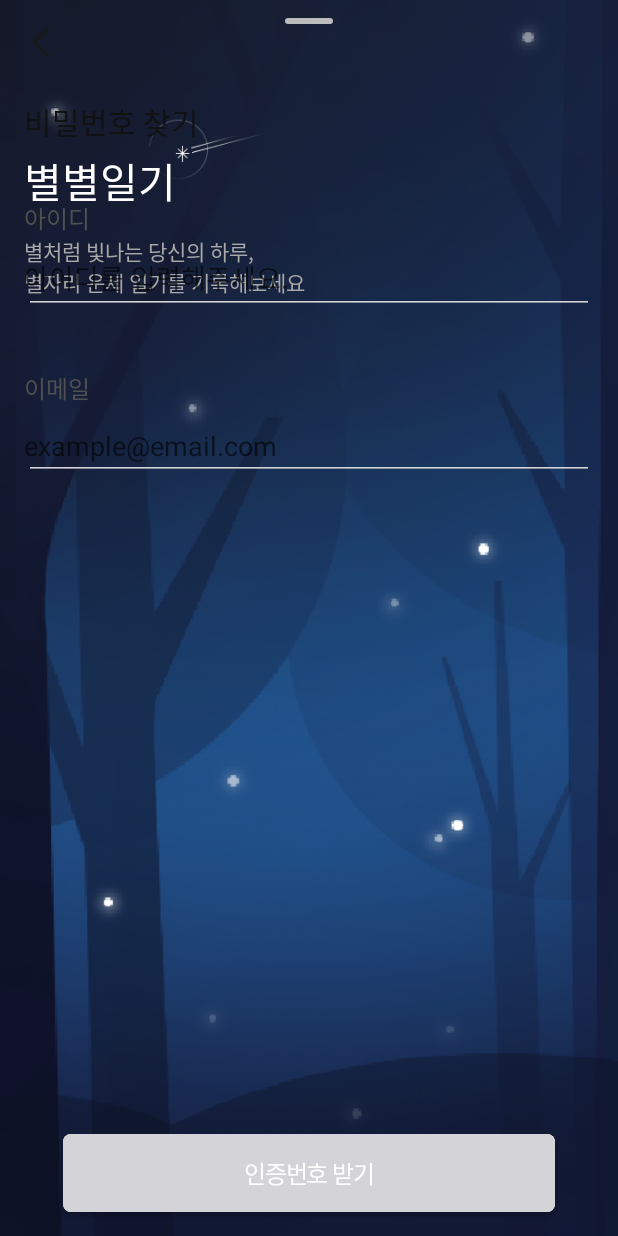
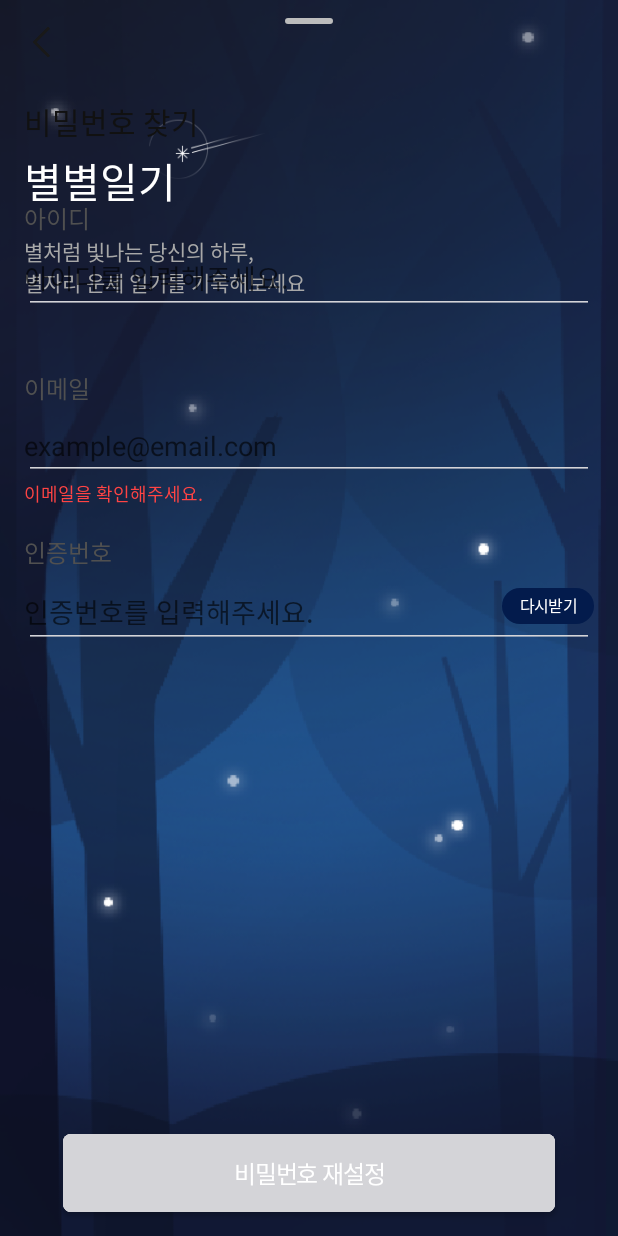
Before and after one commit to mash-up-kr/Constellation-Diary-AOS, an Android app: the fragment ForgotPasswordFragment placed in its activity, on a phone screen of 412 x 824 dp. Run offline under Robolectric (Android 15) with nearby library versions, the phone set to English and light mode, and no system bars; our stand-ins replace RxJava, data binding; 4 statements that could not run were skipped.

Commit message:
Apply DataBinding for ForgotPasswordFragment

```diff
--- a/app/src/main/java/com/mashup/telltostar/data/source/remote/AuthenticationNumberApi.kt
+++ b/app/src/main/java/com/mashup/telltostar/data/source/remote/AuthenticationNumberApi.kt
@@ -15,4 +15,7 @@ interface AuthenticationNumberApi {
 
     @POST("/authentication")
     fun authentication(@Body body: ReqValidationNumber): Single<ResValidationNumber>
+
+    @POST("/authentication-numbers/find-password")
+    fun verificationNumberFindPassword(@Body body: ReqVerificationNumberFindPassword): Completable
 }
--- /dev/null
+++ b/app/src/main/java/com/mashup/telltostar/data/source/remote/ReqVerificationNumberFindPassword.kt
@@ -0,0 +1,6 @@
+package com.mashup.telltostar.data.source.remote
+
+data class ReqVerificationNumberFindPassword(
+    val email: String,
+    val userId: String
+)
--- a/app/src/main/java/com/mashup/telltostar/ui/login/ForgotPasswordFragment.kt
+++ b/app/src/main/java/com/mashup/telltostar/ui/login/ForgotPasswordFragment.kt
@@ -7,28 +7,51 @@ import android.view.View
 import android.view.ViewGroup
 import androidx.core.content.ContextCompat
 import androidx.core.widget.addTextChangedListener
-import androidx.lifecycle.Observer
+import androidx.databinding.DataBindingUtil
+import androidx.databinding.Observable
+import androidx.databinding.ObservableBoolean
 
 import com.mashup.telltostar.R
-import kotlinx.android.synthetic.main.fragment_forgot_password.view.*
+import com.mashup.telltostar.databinding.FragmentForgotPasswordBinding
+import com.mashup.telltostar.util.VibratorUtil
 
 class ForgotPasswordFragment : Fragment() {
-    private lateinit var mRootView: View
+    private lateinit var mBinding: FragmentForgotPasswordBinding
     private lateinit var mFragmentListener: LoginActivity.FragmentListener
+    private val mEditTextEmptyWarningCallback by lazy {
+        object : Observable.OnPropertyChangedCallback() {
+            override fun onPropertyChanged(sender: Observable?, propertyId: Int) {
+                sender?.let {
+                    if ((sender as ObservableBoolean).get()) {
+                        context?.let {
+                            VibratorUtil.vibrate(it)
+                        }
+                    }
+                }
+            }
+        }
+    }
 
     override fun onCreateView(
         inflater: LayoutInflater,
         container: ViewGroup?,
         savedInstanceState: Bundle?
     ): View? {
-        mRootView = inflater.inflate(R.layout.fragment_forgot_password, container, false)
+        mBinding = DataBindingUtil.inflate<FragmentForgotPasswordBinding>(
+            inflater,
+            R.layout.fragment_forgot_password,
+            container,
+            false
+        ).apply {
+            viewModel = ForgotPasswordViewModel
+            fragment = this@ForgotPasswordFragment
+        }
 
         setListeners()
-        setViewModelObserver()
 
-        mRootView.requestVerificationNumberButton.isEnabled = false
+        mBinding.requestVerificationNumberButton.isEnabled = false
 
-        return mRootView
+        return mBinding.root
     }
 
     fun setFragmentListener(listener: LoginActivity.FragmentListener) {
@@ -37,7 +60,7 @@ class ForgotPasswordFragment : Fragment() {
 
     private fun setListeners() {
         with(activity as LoginActivity) {
-            mRootView.arrowBackImageViewContainer.setOnClickListener {
+            mBinding.arrowBackImageViewContainer.setOnClickListener {
                 mFragmentListener.replaceFragment(
                     mLoginFragment,
                     R.anim.enter_from_left,
@@ -46,65 +69,74 @@ class ForgotPasswordFragment : Fragment() {
             }
         }
 
-        mRootView.idEditText.addTextChangedListener {
+        mBinding.idEditText.addTextChangedListener {
             replaceVerificationButtonBackground()
         }
-        mRootView.emailEditText.addTextChangedListener {
+        mBinding.emailEditText.addTextChangedListener {
             replaceVerificationButtonBackground()
         }
-        mRootView.requestVerificationNumberButton.setOnClickListener {
-            performRequestVerificationNumberButtonClick()
+        mBinding.emailEditText.setOnEditorActionListener { v, actionId, event ->
+            performRequestVerificationNumberButtonClick(mBinding.emailEditText)
+
+            false
         }
+        mBinding.viewModel?.isIdEmptyWarningVisibleObservable?.addOnPropertyChangedCallback(
+            mEditTextEmptyWarningCallback
+        )
+        mBinding.viewModel?.isEmailEmptyWarningVisibleObservable?.addOnPropertyChangedCallback(
+            mEditTextEmptyWarningCallback
+        )
     }
 
     private fun replaceVerificationButtonBackground() {
         context?.let {
-            if (mRootView.idEditText.text.isNotEmpty() &&
-                mRootView.emailEditText.text.isNotEmpty()
+            if (mBinding.idEditText.text.isNotEmpty() &&
+                mBinding.emailEditText.text.isNotEmpty()
             ) {
-                mRootView.requestVerificationNumberButton.background =
+                mBinding.requestVerificationNumberButton.background =
                     ContextCompat.getDrawable(
                         it,
                         R.drawable.custom_corner_navy_button
                     )
-                mRootView.requestVerificationNumberButton.isEnabled = true
+                mBinding.requestVerificationNumberButton.setTextColor(
+                    ContextCompat.getColor(
+                        it,
+                        android.R.color.white
+                    )
+                )
+                mBinding.requestVerificationNumberButton.isEnabled = true
             } else {
-                mRootView.requestVerificationNumberButton.background =
+                mBinding.requestVerificationNumberButton.background =
                     ContextCompat.getDrawable(
                         it,
                         R.drawable.custom_corner_silver_button
                     )
-                mRootView.requestVerificationNumberButton.isEnabled = false
+                mBinding.requestVerificationNumberButton.setTextColor(
+                    ContextCompat.getColor(
+                        it,
+                        R.color.brownish_grey_two
+                    )
+                )
+                mBinding.requestVerificationNumberButton.isEnabled = false
             }
         }
     }
 
-    private fun performRequestVerificationNumberButtonClick() {
-        ForgotPasswordViewModel.requestVerificationNumber(
-            mRootView.idEditText.text.toString(),
-            mRootView.emailEditText.text.toString()
+    fun performRequestVerificationNumberButtonClick(view: View) {
+        mBinding.viewModel?.requestVerificationNumber(
+            mBinding.idEditText.text.toString(),
+            mBinding.emailEditText.text.toString()
         )
     }
 
-    private fun setViewModelObserver() {
-        ForgotPasswordViewModel.isIdCheckWarningTextViewVisible.observe(this, Observer {
-            mRootView.checkIdWarningTextView.visibility =
-                if (it) View.VISIBLE
-                else View.GONE
-        })
-        ForgotPasswordViewModel.isEmailCheckWarningTextViewVisible.observe(this, Observer {
-            mRootView.checkEmailWarningTextView.visibility =
-                if (it) View.VISIBLE
-                else View.GONE
-        })
-        ForgotPasswordViewModel.isVerificationNumberInputVisible.observe(this, Observer {
-            if (it) {
-                mRootView.verificationNumberInputConstraintLayout.visibility = View.VISIBLE
-                mRootView.requestVerificationNumberButton.visibility = View.GONE
-                mRootView.resetPasswordButton.visibility = View.VISIBLE
-            } else {
-                mRootView.verificationNumberInputConstraintLayout.visibility = View.GONE
-            }
-        })
+    override fun onDestroy() {
+        mBinding.viewModel?.isIdEmptyWarningVisibleObservable?.removeOnPropertyChangedCallback(
+            mEditTextEmptyWarningCallback
+        )
+        mBinding.viewModel?.isEmailEmptyWarningVisibleObservable?.removeOnPropertyChangedCallback(
+            mEditTextEmptyWarningCallback
+        )
+
+        super.onDestroy()
     }
 }
--- a/app/src/main/java/com/mashup/telltostar/ui/login/ForgotPasswordViewModel.kt
+++ b/app/src/main/java/com/mashup/telltostar/ui/login/ForgotPasswordViewModel.kt
@@ -1,22 +1,88 @@
 package com.mashup.telltostar.ui.login
 
-import androidx.lifecycle.MutableLiveData
+import android.util.Patterns
+import androidx.databinding.ObservableBoolean
+import androidx.databinding.ObservableField
+import com.mashup.telltostar.data.source.remote.ApiProvider
+import com.mashup.telltostar.data.source.remote.ReqVerificationNumberFindPassword
+import io.reactivex.Observable
+import io.reactivex.android.schedulers.AndroidSchedulers
+import io.reactivex.disposables.CompositeDisposable
+import io.reactivex.schedulers.Schedulers
+import java.util.concurrent.TimeUnit
 
 /**
  * Created by hclee on 2020-01-17.
  */
 
 object ForgotPasswordViewModel {
-    val isIdCheckWarningTextViewVisible: MutableLiveData<Boolean> =
-        MutableLiveData<Boolean>(false)
-    val isEmailCheckWarningTextViewVisible: MutableLiveData<Boolean> =
-        MutableLiveData<Boolean>(false)
-    val isVerificationNumberInputVisible: MutableLiveData<Boolean> =
-        MutableLiveData<Boolean>(false)
+    private const val TIMEOUT = 180L
+    private val mCompositeDisposable by lazy {
+        CompositeDisposable()
+    }
+    val isIdEmptyWarningVisibleObservable = ObservableBoolean(false)
+    val isEmailEmptyWarningVisibleObservable = ObservableBoolean(false)
+    val isVerificationNumberRequestedObservable = ObservableBoolean(false)
+    val mRemainTimeObservable = ObservableField<String>()
 
     fun requestVerificationNumber(id: String, email: String) {
+        isIdEmptyWarningVisibleObservable.set(id.isEmpty())
+        isEmailEmptyWarningVisibleObservable.set(email.isEmpty() || isEmailPattern(email).not())
+
         if (id.isNotEmpty() && email.isNotEmpty()) {
-            // TODO: 비밀번호 찾기용 인증번호 요청 API
+            if (isEmailPattern(email)) {
+                mCompositeDisposable.clear()
+                mCompositeDisposable.add(
+                    ApiProvider
+                        .provideAuthenticationNumberApi()
+                        .verificationNumberFindPassword(
+                            ReqVerificationNumberFindPassword(
+                                email,
+                                id
+                            )
+                        )
+                        .subscribeOn(Schedulers.io())
+                        .observeOn(AndroidSchedulers.mainThread())
+                        .subscribe({
+                            isVerificationNumberRequestedObservable.set(true)
+                            requestTimeCount()
+                        }, {
+                            isVerificationNumberRequestedObservable.set(false)
+                        })
+                )
+            }
         }
     }
+
+    private fun requestTimeCount() {
+        mRemainTimeObservable.set(getConvertedTime(TIMEOUT))
+        mCompositeDisposable.add(
+            getIntervalObservable()
+                .map {
+                    getConvertedTime(it)
+                }
+                .observeOn(AndroidSchedulers.mainThread())
+                .subscribe({
+                    mRemainTimeObservable.set(it)
+                }, {
+
+                }, {
+
+                })
+        )
+    }
+
+    private fun getIntervalObservable() =
+        Observable.interval(0, 1000, TimeUnit.MILLISECONDS)
+            .take(TIMEOUT + 1)
+
+    private fun getConvertedTime(time: Long): String {
+        val minute = (TIMEOUT - time) / 60
+        val seconds = (TIMEOUT - time) % 60
+
+        return if (seconds < 10) "$minute:0${seconds}" else "$minute:$seconds"
+    }
+
+    private fun isEmailPattern(inputEmail: String) =
+        Patterns.EMAIL_ADDRESS.matcher(inputEmail).matches()
 }
--- a/app/src/main/res/layout/fragment_forgot_password.xml
+++ b/app/src/main/res/layout/fragment_forgot_password.xml
@@ -1,7 +1,22 @@
 <?xml version="1.0" encoding="utf-8"?>
-<androidx.constraintlayout.widget.ConstraintLayout xmlns:android="http://schemas.android.com/apk/res/android"
+<layout xmlns:android="http://schemas.android.com/apk/res/android"
     xmlns:app="http://schemas.android.com/apk/res-auto"
-    xmlns:tools="http://schemas.android.com/tools"
+    xmlns:tools="http://schemas.android.com/tools">
+
+    <data>
+
+        <import type="android.view.View" />
+
+        <variable
+            name="viewModel"
+            type="com.mashup.telltostar.ui.login.ForgotPasswordViewModel" />
+
+        <variable
+            name="fragment"
+            type="com.mashup.telltostar.ui.login.ForgotPasswordFragment" />
+    </data>
+
+    <androidx.constraintlayout.widget.ConstraintLayout
         android:layout_width="match_parent"
         android:layout_height="match_parent"
         tools:context=".ui.login.ForgotPasswordFragment">
@@ -82,7 +97,7 @@
             android:text="@string/check_id"
             android:textColor="@color/coral"
             android:textSize="12sp"
-        android:visibility="gone"
+            android:visibility="@{viewModel.isIdEmptyWarningVisibleObservable ? View.VISIBLE : View.GONE}"
             app:layout_constraintStart_toStartOf="@+id/idEditText"
             app:layout_constraintTop_toBottomOf="@+id/idEditText"
             tools:visibility="visible" />
@@ -123,7 +138,7 @@
             android:text="@string/check_email"
             android:textColor="@color/coral"
             android:textSize="12sp"
-        android:visibility="gone"
+            android:visibility="@{viewModel.isEmailEmptyWarningVisibleObservable() ? View.VISIBLE : View.GONE}"
             app:layout_constraintStart_toStartOf="@+id/emailEditText"
             app:layout_constraintTop_toBottomOf="@+id/emailEditText"
             tools:visibility="visible" />
@@ -133,7 +148,7 @@
             android:layout_width="0dp"
             android:layout_height="wrap_content"
             android:layout_marginTop="36dp"
-        android:visibility="gone"
+            android:visibility="@{viewModel.isVerificationNumberRequestedObservable() ? View.VISIBLE : View.GONE}"
             app:layout_constraintEnd_toEndOf="@+id/emailEditText"
             app:layout_constraintStart_toStartOf="@+id/emailEditText"
             app:layout_constraintTop_toBottomOf="@+id/emailEditText"
@@ -154,6 +169,7 @@
                 android:layout_width="wrap_content"
                 android:layout_height="wrap_content"
                 android:layout_marginStart="8dp"
+                android:text="@{viewModel.mRemainTimeObservable}"
                 android:textColor="@color/orange_red"
                 android:textSize="16sp"
                 app:layout_constraintBottom_toBottomOf="@+id/verificationNumberTextView"
@@ -198,12 +214,15 @@
             android:layout_height="52dp"
             android:layout_marginBottom="16dp"
             android:background="@drawable/custom_corner_silver_button"
+            android:enabled="false"
             android:letterSpacing="-0.05"
             android:lineSpacingExtra="8sp"
+            android:onClick="@{fragment::performRequestVerificationNumberButtonClick}"
             android:stateListAnimator="@null"
             android:text="@string/request_verification_number"
-        android:textColor="@android:color/white"
+            android:textColor="@color/brownish_grey_two"
             android:textSize="16sp"
+            android:visibility="@{viewModel.isVerificationNumberRequestedObservable() ? View.GONE : View.VISIBLE}"
             app:layout_constraintBottom_toBottomOf="parent"
             app:layout_constraintEnd_toEndOf="parent"
             app:layout_constraintStart_toStartOf="parent" />
@@ -220,8 +239,9 @@
             android:text="@string/reset_password"
             android:textColor="@android:color/white"
             android:textSize="16sp"
-        android:visibility="gone"
+            android:visibility="@{viewModel.isVerificationNumberRequestedObservable() ? View.VISIBLE : View.GONE}"
             app:layout_constraintBottom_toBottomOf="parent"
             app:layout_constraintEnd_toEndOf="parent"
             app:layout_constraintStart_toStartOf="parent" />
     </androidx.constraintlayout.widget.ConstraintLayout>
+</layout>
```
Lines whose indentation alone changed are shown as unchanged.
